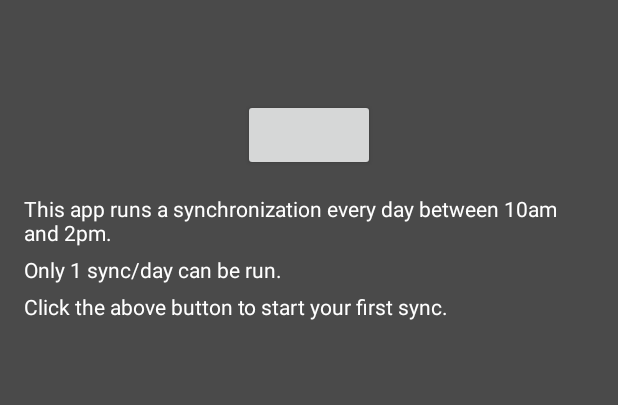
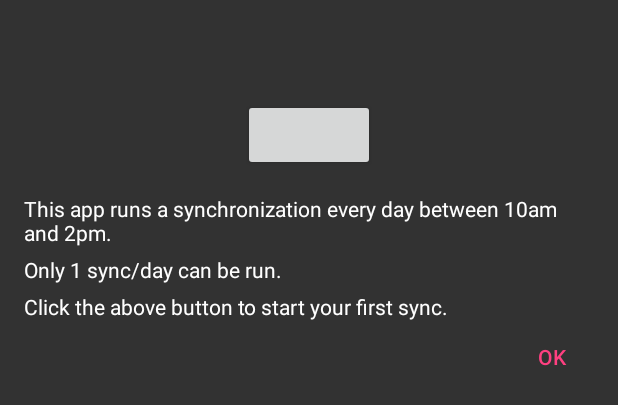
Before and after one commit to ttauveron/SyncETS, an Android app: the layout coach_mark.xml on its own in the app's theme, with its tools: preview values and no code run, on a phone screen of 412 x 824 dp. Shown: the top 405 px of the screen. Run offline under Robolectric (Android 15) with nearby library versions, the phone set to English and light mode, and no system bars; plain views replace FancyButton.

Commit message:
Added ok button to coach mark

```diff
--- a/app/src/main/java/com/gnut3ll4/syncets/ui/PreferenceSyncFragment.java
+++ b/app/src/main/java/com/gnut3ll4/syncets/ui/PreferenceSyncFragment.java
@@ -14,19 +14,13 @@ import android.view.ViewGroup;
 import android.view.Window;
 
 import com.github.rahatarmanahmed.cpv.CircularProgressView;
-import com.gnut3ll4.syncets.ApplicationManager;
 import com.gnut3ll4.syncets.R;
 import com.gnut3ll4.syncets.utils.Constants;
 import com.gnut3ll4.syncets.utils.GoogleCalendarUtils;
 import com.gnut3ll4.syncets.utils.GoogleTaskUtils;
 import com.gnut3ll4.syncets.utils.Utils;
-import com.google.api.client.googleapis.extensions.android.gms.auth.GoogleAccountCredential;
-import com.google.api.client.util.ExponentialBackOff;
-import com.google.api.services.calendar.CalendarScopes;
-import com.google.api.services.tasks.TasksScopes;
 import com.securepreferences.SecurePreferences;
 
-import java.util.Arrays;
 import java.util.Date;
 import java.util.GregorianCalendar;
 
@@ -58,8 +52,6 @@ public class PreferenceSyncFragment extends PreferenceFragment
     }
 
     public void onCoachMark() {
-
-        //todo add ok button
         final Dialog dialog = new Dialog(getActivity(), R.style.WalkthroughTheme);
         dialog.requestWindowFeature(Window.FEATURE_NO_TITLE);
         dialog.getWindow().setBackgroundDrawable(new ColorDrawable(android.graphics.Color.TRANSPARENT));
@@ -68,10 +60,12 @@ public class PreferenceSyncFragment extends PreferenceFragment
         //for dismissing anywhere you touch
         View masterView = dialog.findViewById(R.id.coach_mark_master_view);
         View button = dialog.findViewById(R.id.btn_sync_overlay);
+        View buttonOk = dialog.findViewById(R.id.btn_ok);
         button.setEnabled(false);
         View.OnClickListener dismissOnClick = view -> dialog.dismiss();
         masterView.setOnClickListener(dismissOnClick);
         button.setOnClickListener(dismissOnClick);
+        buttonOk.setOnClickListener(dismissOnClick);
         dialog.show();
         //todo E/WindowManager: android.view.WindowLeaked when logout
     }
@@ -163,7 +157,7 @@ public class PreferenceSyncFragment extends PreferenceFragment
         rx.Observable<Object> syncMoodleEnded = GoogleTaskUtils.syncMoodleAssignments(getActivity())
                 .subscribeOn(Schedulers.newThread())
                 .observeOn(AndroidSchedulers.mainThread());
-        return Observable.merge(syncCalendarEnded,syncMoodleEnded)
+        return Observable.merge(syncCalendarEnded, syncMoodleEnded)
                 .flatMap(o -> {
                     Utils.putDate(securePreferences,
                             Constants.LAST_SYNC,
--- a/app/src/main/res/layout/coach_mark.xml
+++ b/app/src/main/res/layout/coach_mark.xml
@@ -5,7 +5,7 @@
     style="@style/WalkthroughTheme"
     android:layout_width="match_parent"
     android:layout_height="match_parent"
-    android:background="#B3000000"
+    android:background="#CC000000"
     android:orientation="vertical">
 
     <android.support.v7.widget.Toolbar xmlns:android="http://schemas.android.com/apk/res/android"
@@ -63,5 +63,14 @@
         android:text="Click the above button to start your first sync."
         android:textColor="#FFFFFF" />
 
+    <Button
+        android:id="@+id/btn_ok"
+        android:background="@android:color/transparent"
+        android:textColor="@color/colorAccent"
+        android:layout_gravity="end"
+        android:text="ok"
+        android:layout_width="wrap_content"
+        android:layout_height="wrap_content" />
+
 
 </LinearLayout>
```
Lines whose indentation alone changed are shown as unchanged.
